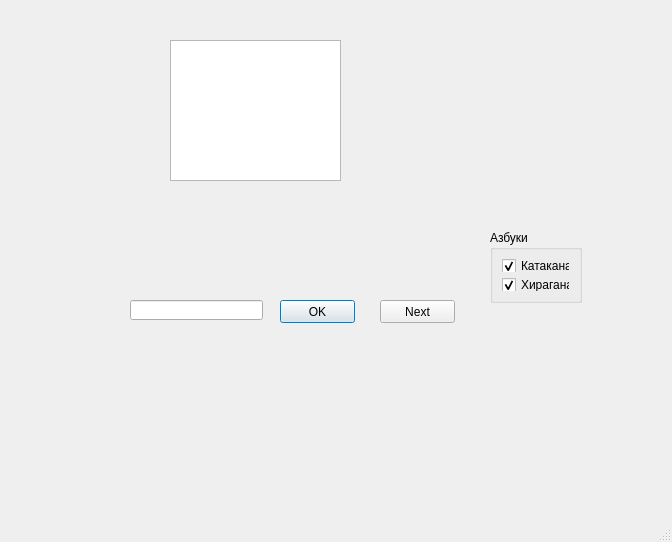
First picture: the form in kana.ui, repository Kracav4ik/kana, before the edit.
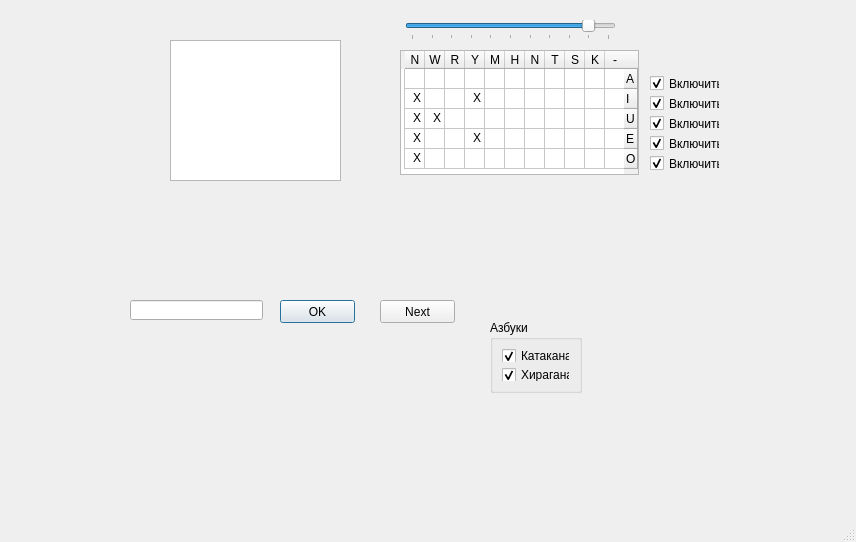
Second picture: the form after the edit.

Commit message: Кана: выбор сложности

Patch:
```diff
--- a/kana.ui
+++ b/kana.ui
@@ -6,7 +6,7 @@
    <rect>
     <x>0</x>
     <y>0</y>
-    <width>672</width>
+    <width>856</width>
     <height>542</height>
    </rect>
   </property>
@@ -63,7 +63,7 @@
     <property name="geometry">
      <rect>
       <x>490</x>
-      <y>230</y>
+      <y>320</y>
       <width>92</width>
       <height>73</height>
      </rect>
@@ -107,6 +107,269 @@
      <string>Next</string>
     </property>
    </widget>
+   <widget class="QSlider" name="levelSlider">
+    <property name="geometry">
+     <rect>
+      <x>405</x>
+      <y>20</y>
+      <width>211</width>
+      <height>20</height>
+     </rect>
+    </property>
+    <property name="maximum">
+     <number>10</number>
+    </property>
+    <property name="pageStep">
+     <number>2</number>
+    </property>
+    <property name="value">
+     <number>9</number>
+    </property>
+    <property name="orientation">
+     <enum>Qt::Horizontal</enum>
+    </property>
+    <property name="tickPosition">
+     <enum>QSlider::TicksBelow</enum>
+    </property>
+    <property name="tickInterval">
+     <number>1</number>
+    </property>
+   </widget>
+   <widget class="QTableWidget" name="tableWidget">
+    <property name="geometry">
+     <rect>
+      <x>400</x>
+      <y>50</y>
+      <width>239</width>
+      <height>125</height>
+     </rect>
+    </property>
+    <property name="layoutDirection">
+     <enum>Qt::RightToLeft</enum>
+    </property>
+    <property name="verticalScrollBarPolicy">
+     <enum>Qt::ScrollBarAlwaysOff</enum>
+    </property>
+    <property name="horizontalScrollBarPolicy">
+     <enum>Qt::ScrollBarAlwaysOff</enum>
+    </property>
+    <property name="autoScroll">
+     <bool>false</bool>
+    </property>
+    <property name="editTriggers">
+     <set>QAbstractItemView::NoEditTriggers</set>
+    </property>
+    <property name="cornerButtonEnabled">
+     <bool>false</bool>
+    </property>
+    <attribute name="horizontalHeaderDefaultSectionSize">
+     <number>20</number>
+    </attribute>
+    <attribute name="horizontalHeaderMinimumSectionSize">
+     <number>20</number>
+    </attribute>
+    <attribute name="verticalHeaderDefaultSectionSize">
+     <number>20</number>
+    </attribute>
+    <attribute name="verticalHeaderMinimumSectionSize">
+     <number>20</number>
+    </attribute>
+    <row>
+     <property name="text">
+      <string>A</string>
+     </property>
+    </row>
+    <row>
+     <property name="text">
+      <string>I</string>
+     </property>
+    </row>
+    <row>
+     <property name="text">
+      <string>U</string>
+     </property>
+    </row>
+    <row>
+     <property name="text">
+      <string>E</string>
+     </property>
+    </row>
+    <row>
+     <property name="text">
+      <string>O</string>
+     </property>
+    </row>
+    <column>
+     <property name="text">
+      <string>-</string>
+     </property>
+    </column>
+    <column>
+     <property name="text">
+      <string>K</string>
+     </property>
+    </column>
+    <column>
+     <property name="text">
+      <string>S</string>
+     </property>
+    </column>
+    <column>
+     <property name="text">
+      <string>T</string>
+     </property>
+    </column>
+    <column>
+     <property name="text">
+      <string>N</string>
+     </property>
+    </column>
+    <column>
+     <property name="text">
+      <string>H</string>
+     </property>
+    </column>
+    <column>
+     <property name="text">
+      <string>M</string>
+     </property>
+    </column>
+    <column>
+     <property name="text">
+      <string>Y</string>
+     </property>
+    </column>
+    <column>
+     <property name="text">
+      <string>R</string>
+     </property>
+    </column>
+    <column>
+     <property name="text">
+      <string>W</string>
+     </property>
+    </column>
+    <column>
+     <property name="text">
+      <string>N</string>
+     </property>
+    </column>
+    <item row="1" column="7">
+     <property name="text">
+      <string>X</string>
+     </property>
+    </item>
+    <item row="1" column="10">
+     <property name="text">
+      <string>X</string>
+     </property>
+    </item>
+    <item row="2" column="9">
+     <property name="text">
+      <string>X</string>
+     </property>
+    </item>
+    <item row="2" column="10">
+     <property name="text">
+      <string>X</string>
+     </property>
+    </item>
+    <item row="3" column="7">
+     <property name="text">
+      <string>X</string>
+     </property>
+    </item>
+    <item row="3" column="10">
+     <property name="text">
+      <string>X</string>
+     </property>
+    </item>
+    <item row="4" column="10">
+     <property name="text">
+      <string>X</string>
+     </property>
+    </item>
+   </widget>
+   <widget class="QCheckBox" name="useA">
+    <property name="geometry">
+     <rect>
+      <x>650</x>
+      <y>75</y>
+      <width>70</width>
+      <height>17</height>
+     </rect>
+    </property>
+    <property name="text">
+     <string>Включить</string>
+    </property>
+    <property name="checked">
+     <bool>true</bool>
+    </property>
+   </widget>
+   <widget class="QCheckBox" name="useI">
+    <property name="geometry">
+     <rect>
+      <x>650</x>
+      <y>95</y>
+      <width>70</width>
+      <height>17</height>
+     </rect>
+    </property>
+    <property name="text">
+     <string>Включить</string>
+    </property>
+    <property name="checked">
+     <bool>true</bool>
+    </property>
+   </widget>
+   <widget class="QCheckBox" name="useU">
+    <property name="geometry">
+     <rect>
+      <x>650</x>
+      <y>115</y>
+      <width>70</width>
+      <height>17</height>
+     </rect>
+    </property>
+    <property name="text">
+     <string>Включить</string>
+    </property>
+    <property name="checked">
+     <bool>true</bool>
+    </property>
+   </widget>
+   <widget class="QCheckBox" name="useE">
+    <property name="geometry">
+     <rect>
+      <x>650</x>
+      <y>135</y>
+      <width>70</width>
+      <height>17</height>
+     </rect>
+    </property>
+    <property name="text">
+     <string>Включить</string>
+    </property>
+    <property name="checked">
+     <bool>true</bool>
+    </property>
+   </widget>
+   <widget class="QCheckBox" name="useO">
+    <property name="geometry">
+     <rect>
+      <x>650</x>
+      <y>155</y>
+      <width>70</width>
+      <height>17</height>
+     </rect>
+    </property>
+    <property name="text">
+     <string>Включить</string>
+    </property>
+    <property name="checked">
+     <bool>true</bool>
+    </property>
+   </widget>
   </widget>
   <widget class="QMenuBar" name="menubar">
    <property name="geometry">
```
Left out of the diff: 2 changed lines with no effect on the pictures. The commit also changes 1 other file.
